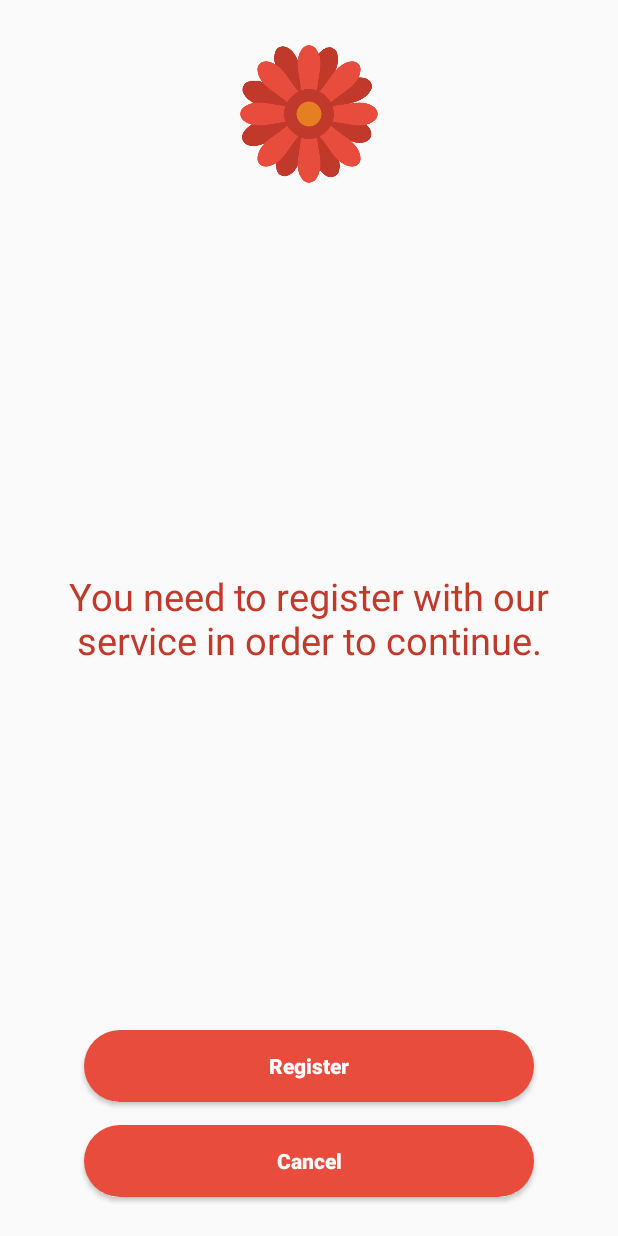
After one commit to ManeshJ/malchat, an Android app: the RegisterPromptActivity screen opened directly, with no data from a screen before it, on a phone screen of 412 x 824 dp. The commit adds this screen. Run offline under Robolectric (Android 15) with nearby library versions, the phone set to English and light mode, and no system bars.

Commit message:
Resolved android 4.4 crash, sim check added, register promt added

```diff
--- a/app/src/main/java/com/intelligentz/malchat/malchat/view/RegisterActivity.java
+++ b/app/src/main/java/com/intelligentz/malchat/malchat/view/RegisterActivity.java
@@ -85,7 +85,7 @@ public class RegisterActivity extends AppCompatActivity {
                         sweetAlertDialog.dismissWithAnimation();
                     }
                 };
-                if (from.equals("ideamart") && text.contains(successmsg)){
+                if (from.equals("Ideamart") && text.contains(successmsg)){
                     Intent intent = new Intent(context, NewUserNameActivity.class);
                     startActivity(intent);
                     if (progressDialog.isShowing()) {
@@ -93,7 +93,7 @@ public class RegisterActivity extends AppCompatActivity {
                     }
                     unregisterReceiver();
                     finish();
-                } else if (from.equals("ideamart") && text.contains(alreadyMsg)){
+                } else if (from.equals("Ideamart") && text.contains(alreadyMsg)){
                     progressDialog.setTitleText("Failed!")
                             .setContentText("Oops! You are already registered to MalChat")
                             .setConfirmText("OK")
--- /dev/null
+++ b/app/src/main/java/com/intelligentz/malchat/malchat/view/RegisterPromptActivity.java
@@ -0,0 +1,38 @@
+package com.intelligentz.malchat.malchat.view;
+
+import android.content.Context;
+import android.content.Intent;
+import android.support.v7.app.AppCompatActivity;
+import android.os.Bundle;
+import android.view.View;
+import android.widget.Button;
+
+import com.intelligentz.malchat.malchat.R;
+
+public class RegisterPromptActivity extends AppCompatActivity {
+    Button reg_btn;
+    Button cancel_btn;
+    Context context;
+    @Override
+    protected void onCreate(Bundle savedInstanceState) {
+        super.onCreate(savedInstanceState);
+        setContentView(R.layout.activity_register_prompt);
+        context = this;
+        reg_btn = (Button) findViewById(R.id.register);
+        cancel_btn = (Button) findViewById(R.id.cancel);
+        reg_btn.setOnClickListener(new View.OnClickListener() {
+            @Override
+            public void onClick(View view) {
+                Intent intent = new Intent(context, NewUserNameActivity.class);
+                startActivity(intent);
+                finish();
+            }
+        });
+        cancel_btn.setOnClickListener(new View.OnClickListener() {
+            @Override
+            public void onClick(View view) {
+                finish();
+            }
+        });
+    }
+}
--- /dev/null
+++ b/app/src/main/res/layout/activity_register_prompt.xml
@@ -0,0 +1,61 @@
+<?xml version="1.0" encoding="utf-8"?>
+<RelativeLayout xmlns:android="http://schemas.android.com/apk/res/android"
+    xmlns:tools="http://schemas.android.com/tools"
+    android:id="@+id/activity_login"
+    android:layout_width="match_parent"
+    android:layout_height="match_parent"
+    android:paddingBottom="@dimen/activity_vertical_margin"
+    android:paddingLeft="@dimen/activity_horizontal_margin"
+    android:paddingRight="@dimen/activity_horizontal_margin"
+    android:paddingTop="@dimen/activity_vertical_margin"
+    android:theme="@style/AppTheme.NoActionBar"
+    tools:context="com.intelligentz.malchat.malchat.view.RegisterPromptActivity">
+    <ImageView
+        android:layout_width="match_parent"
+        android:layout_height="100dp"
+        android:src="@drawable/flowericon"
+        android:layout_margin="10dp"
+        android:id="@+id/flower"/>
+
+    <TextView
+        android:layout_width="match_parent"
+        android:layout_height="wrap_content"
+        android:text="You need to register with our service in order to continue."
+        android:textColor="@color/colorPrimaryDark"
+        android:textSize="25dp"
+        android:gravity="center"
+        android:layout_centerInParent="true"
+        android:id="@+id/looks"/>
+    <Button
+        android:layout_width="match_parent"
+        android:layout_height="wrap_content"
+        android:text="Cancel"
+        android:layout_alignParentBottom="true"
+        android:textStyle="bold"
+        android:textAllCaps="false"
+        android:layout_marginLeft="40dp"
+        android:layout_marginRight="40dp"
+        android:layout_marginBottom="10dp"
+        android:id="@+id/cancel"
+        android:background="@drawable/curved_button_background"
+        android:textColor="@color/colorIcon"
+        />
+    <Button
+        android:layout_width="match_parent"
+        android:layout_height="wrap_content"
+        android:background="@drawable/curved_button_background"
+        android:text="Register"
+        android:textAllCaps="false"
+        android:textColor="@color/colorIcon"
+        android:textStyle="bold"
+        android:paddingTop="0dp"
+        android:layout_marginLeft="40dp"
+        android:layout_marginRight="40dp"
+        android:layout_marginBottom="15dp"
+        android:id="@+id/register"
+        android:layout_above="@id/cancel"/>
+
+
+
+
+</RelativeLayout>
--- a/app/src/main/res/values-v21/styles.xml
+++ b/app/src/main/res/values-v21/styles.xml
@@ -1,9 +1,12 @@
 <resources>
 
-    <style name="AppTheme.NoActionBar">
+    <style name="AppTheme.NoActionBar" parent="Theme.AppCompat.DayNight.NoActionBar">
         <item name="windowActionBar">false</item>
         <item name="windowNoTitle">true</item>
         <item name="android:windowDrawsSystemBarBackgrounds">true</item>
         <item name="android:statusBarColor">@android:color/transparent</item>
+        <item name="colorPrimary">@color/colorPrimary</item>
+        <item name="colorPrimaryDark">@color/colorPrimaryDark</item>
+        <item name="colorAccent">@color/colorAccent</item>
     </style>
 </resources>
--- a/app/src/main/res/values/styles.xml
+++ b/app/src/main/res/values/styles.xml
@@ -35,10 +35,13 @@
 
     <style name="AppTheme.PopupOverlay" parent="ThemeOverlay.AppCompat.Light">
         <item name="android:textColorSecondary">@color/colorPrimaryDark</item>
-
         <item name="colorAccent">@color/colorPrimary</item>
-
     </style>
-
-
+    <style name="AppTheme.NoActionBar" parent="Theme.AppCompat.DayNight.NoActionBar">
+        <item name="windowActionBar">false</item>
+        <item name="windowNoTitle">true</item>
+        <item name="colorPrimary">@color/colorPrimary</item>
+        <item name="colorPrimaryDark">@color/colorPrimaryDark</item>
+        <item name="colorAccent">@color/colorAccent</item>
+    </style>
 </resources>
--- a/build.gradle
+++ b/build.gradle
@@ -5,7 +5,7 @@ buildscript {
         jcenter()
     }
     dependencies {
-        classpath 'com.android.tools.build:gradle:2.2.2'
+        classpath 'com.android.tools.build:gradle:2.3.3'
 
         // NOTE: Do not place your application dependencies here; they belong
         // in the individual module build.gradle files
```
Also changed, not shown: app/build.gradle (+10 -10 lines), app/src/main/AndroidManifest.xml (+6 -2 lines), app/src/main/java/com/intelligentz/malchat/malchat/view/SplashActivity.java (+14 -4 lines), gradle/wrapper/gradle-wrapper.properties.
